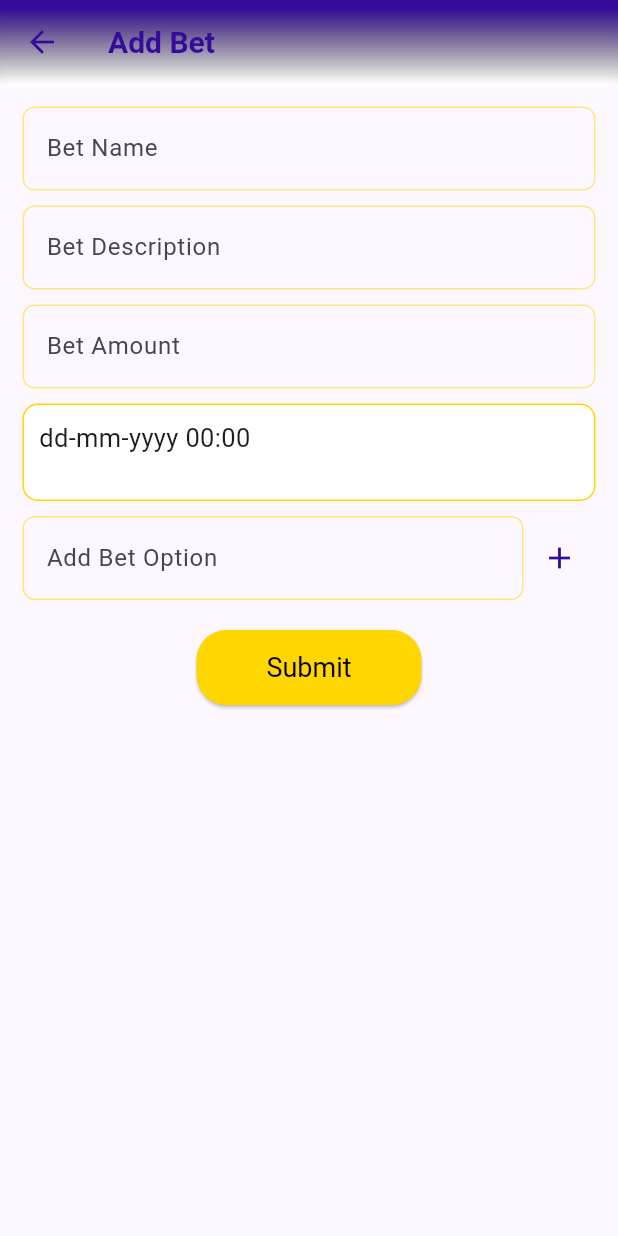
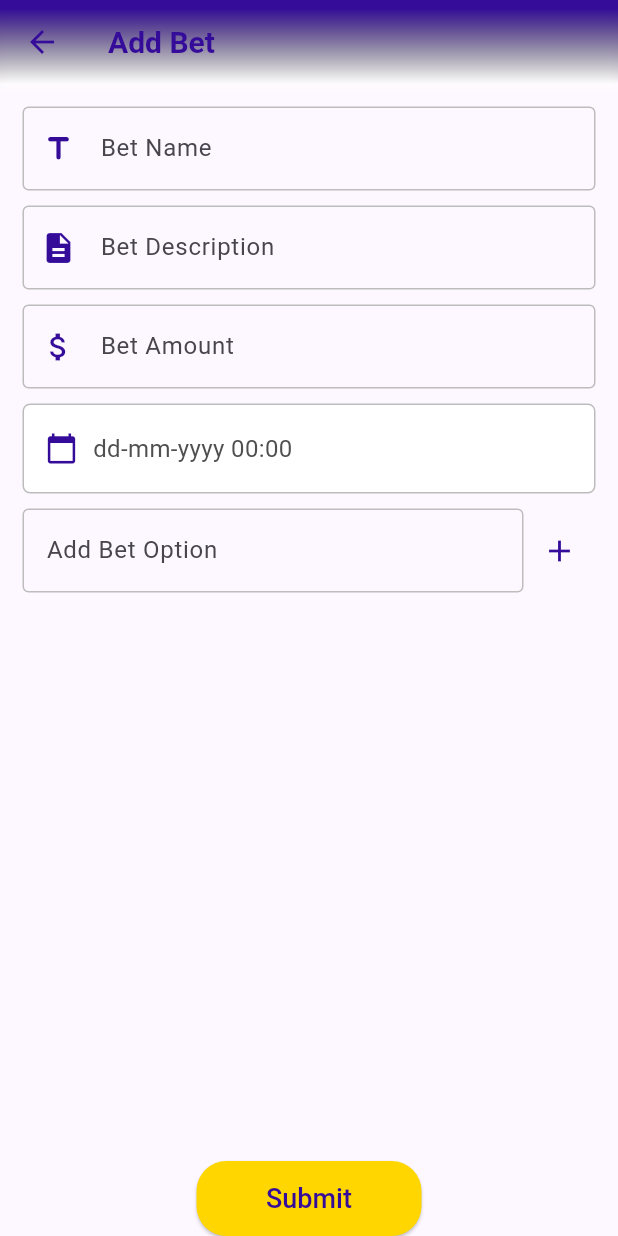
Before and after one commit to aradbm/ibet, a Flutter app: the AddBetScreen screen opened directly, on a phone screen of 412 x 824 dp. Run offline on Flutter 3.47's test engine with Material 3 defaults, Android fonts, the phone set to English and light mode, and no system bars; our stand-ins replace cloud_firestore, firebase_auth, firebase_core, flutter_datetime_picker_plus, google_nav_bar; accounts and stored records are empty.

Commit message:
Update app theme, box shadow, and text controller

```diff
--- a/lib/screens/bets/add_bet.dart
+++ b/lib/screens/bets/add_bet.dart
@@ -29,6 +29,17 @@ class _AddBetScreenState extends State<AddBetScreen> {
     final formKey = GlobalKey<FormState>();
     // here we create the form for a new bet
     return Scaffold(
+      floatingActionButton: CustomSubmitButton(
+        formKey: formKey,
+        isTimePicked: isTimePicked,
+        betOptions: betOptions,
+        user: user,
+        timeController: timeController,
+        betNameController: betNameController,
+        betDescriptionController: betDescriptionController,
+        betAmountController: betAmountController,
+      ),
+      floatingActionButtonLocation: FloatingActionButtonLocation.centerDocked,
       appBar: AppBar(
         title: const Text('Add Bet'),
         flexibleSpace: const GradientSpace(),
@@ -43,21 +54,41 @@ class _AddBetScreenState extends State<AddBetScreen> {
               TextController(
                 betNameController: betNameController,
                 hintText: 'Bet Name',
-                  validatorText: 'Please enter a bet name'),
-              const SizedBox(
-                height: 10,
+                validatorText: 'Please enter a bet name',
+                prefixIcon: Icon(
+                  Icons.title_rounded,
+                  color: Theme.of(context).colorScheme.primary,
                 ),
+              ),
+              const SizedBox(height: 10),
               TextController(
                 betNameController: betDescriptionController,
                 hintText: 'Bet Description',
-                  validatorText: 'Please enter a bet description'),
-              const SizedBox(
-                height: 10,
+                validatorText: 'Please enter a bet description',
+                prefixIcon: Icon(
+                  Icons.description,
+                  color: Theme.of(context).colorScheme.primary,
                 ),
+              ),
+              const SizedBox(height: 10),
               TextFormField(
                 controller: betAmountController,
-                decoration: const InputDecoration(
+                decoration: InputDecoration(
+                  enabledBorder: OutlineInputBorder(
+                    borderSide: BorderSide(
+                      color: Colors.grey[400]!,
+                    ),
+                  ),
+                  focusedBorder: OutlineInputBorder(
+                    borderSide: BorderSide(
+                      color: Theme.of(context).colorScheme.secondary,
+                    ),
+                  ),
                   hintText: 'Bet Amount',
+                  prefixIcon: Icon(
+                    Icons.attach_money,
+                    color: Theme.of(context).colorScheme.primary,
+                  ),
                 ),
                 validator: (value) {
                   if (value == null ||
@@ -69,21 +100,19 @@ class _AddBetScreenState extends State<AddBetScreen> {
                   return null;
                 },
               ),
-              const SizedBox(
-                height: 10,
-              ),
+              const SizedBox(height: 10),
               InkWell(
                 onTap: () {
                   DatePicker.showDateTimePicker(context,
                       showTitleActions: true,
                       minTime: DateTime.now(),
                       maxTime: DateTime.now().add(const Duration(days: 30)),
-                      onChanged: (date) {}, onConfirm: (date) {
+                      onChanged: (date) {},
+                      onCancel: () {}, onConfirm: (date) {
                     timeController.text =
                         date.millisecondsSinceEpoch.toString();
                     isTimePicked = true;
                     setState(() {
-                      //
                       tempController = TextEditingController(
                           text: date.toString().substring(0, 16));
                     });
@@ -93,18 +122,34 @@ class _AddBetScreenState extends State<AddBetScreen> {
                     padding: const EdgeInsets.all(10),
                     decoration: BoxDecoration(
                       color: Colors.white,
-                      borderRadius: BorderRadius.circular(10),
+                      borderRadius: BorderRadius.circular(5),
                       border: Border.all(
-                        color: Theme.of(context).colorScheme.secondary,
+                        color: Colors.grey[400]!,
                       ),
                     ),
                     width: double.infinity,
-                    height: 65,
-                    child: Text(
+                    height: 60,
+                    child: Row(
+                      children: [
+                        const SizedBox(width: 4),
+                        const Icon(
+                          Icons.calendar_today,
+                          size: 22,
+                        ),
+                        const SizedBox(width: 10),
+                        Text(
                           timeController.text.isEmpty
                               ? 'dd-mm-yyyy 00:00'
                               : tempController.text,
-                      style: const TextStyle(fontSize: 17),
+                          style: TextStyle(
+                            fontSize: timeController.text.isEmpty ? 16 : 15,
+                            color: timeController.text.isEmpty
+                                ? const Color.fromARGB(255, 80, 79, 79)
+                                : Colors.black,
+                          ),
+                        ),
+                        const Spacer(),
+                      ],
                     )),
               ),
               // List of bet options
@@ -116,8 +161,27 @@ class _AddBetScreenState extends State<AddBetScreen> {
                   Expanded(
                     child: TextFormField(
                       controller: optionController,
-                      decoration: const InputDecoration(
+                      textInputAction: TextInputAction.done,
+                      onFieldSubmitted: (value) {
+                        if (optionController.text.isNotEmpty) {
+                          setState(() {
+                            betOptions.add(optionController.text);
+                            optionController.clear();
+                          });
+                        }
+                      },
+                      decoration: InputDecoration(
                         hintText: 'Add Bet Option',
+                        enabledBorder: OutlineInputBorder(
+                          borderSide: BorderSide(
+                            color: Colors.grey[400]!,
+                          ),
+                        ),
+                        focusedBorder: OutlineInputBorder(
+                          borderSide: BorderSide(
+                            color: Theme.of(context).colorScheme.secondary,
+                          ),
+                        ),
                       ),
                     ),
                   ),
@@ -134,9 +198,13 @@ class _AddBetScreenState extends State<AddBetScreen> {
                   ),
                 ],
               ),
+              const SizedBox(height: 10),
               for (int i = 0; i < betOptions.length; i++)
                 ListTile(
                   title: Text(betOptions[i]),
+                  // tileColor: Colors.grey[200],
+                  // tile margins 0
+                  contentPadding: const EdgeInsets.only(left: 13),
                   trailing: IconButton(
                     icon: const Icon(Icons.delete),
                     onPressed: () {
@@ -152,7 +220,39 @@ class _AddBetScreenState extends State<AddBetScreen> {
               const SizedBox(
                 height: 10,
               ),
-              ElevatedButton(
+            ],
+          ),
+        ),
+      )),
+    );
+  }
+}
+
+class CustomSubmitButton extends StatelessWidget {
+  const CustomSubmitButton({
+    super.key,
+    required this.formKey,
+    required this.isTimePicked,
+    required this.betOptions,
+    required this.user,
+    required this.timeController,
+    required this.betNameController,
+    required this.betDescriptionController,
+    required this.betAmountController,
+  });
+
+  final GlobalKey<FormState> formKey;
+  final bool isTimePicked;
+  final List<String> betOptions;
+  final User? user;
+  final TextEditingController timeController;
+  final TextEditingController betNameController;
+  final TextEditingController betDescriptionController;
+  final TextEditingController betAmountController;
+
+  @override
+  Widget build(BuildContext context) {
+    return ElevatedButton(
       style: ElevatedButton.styleFrom(
         minimumSize: const Size(150, 50),
         textStyle: const TextStyle(fontSize: 18),
@@ -189,12 +289,13 @@ class _AddBetScreenState extends State<AddBetScreen> {
           );
         }
       },
-                child: const Text('Submit'),
+      child: Text(
+        'Submit',
+        style: TextStyle(
+            color: Theme.of(context).colorScheme.primary,
+            fontSize: 18,
+            fontWeight: FontWeight.w500),
       ),
-            ],
-          ),
-        ),
-      )),
     );
   }
 }
--- a/lib/screens/bets/joined_bets.dart
+++ b/lib/screens/bets/joined_bets.dart
@@ -121,7 +121,7 @@ class _JoinedBetsScreenState extends State<JoinedBetsScreen> {
                       decoration: BoxDecoration(
                         boxShadow: [
                           BoxShadow(
-                            color: Colors.grey.withOpacity(0.3),
+                            color: Colors.grey.withOpacity(0.15),
                             blurRadius: 2,
                           ),
                         ],
--- a/lib/screens/bets/my_bets.dart
+++ b/lib/screens/bets/my_bets.dart
@@ -118,7 +118,7 @@ class _MyBetsScreenState extends State<MyBetsScreen> {
                       decoration: BoxDecoration(
                         boxShadow: [
                           BoxShadow(
-                            color: Colors.grey.withOpacity(0.3),
+                            color: Colors.grey.withOpacity(0.15),
                             blurRadius: 2,
                           ),
                         ],
--- a/lib/screens/components/text_controller.dart
+++ b/lib/screens/components/text_controller.dart
@@ -6,18 +6,31 @@ class TextController extends StatelessWidget {
     required this.betNameController,
     required this.hintText,
     required this.validatorText,
+    required this.prefixIcon,
   });
 
   final TextEditingController betNameController;
   final String hintText;
   final String validatorText;
+  final Widget prefixIcon;
 
   @override
   Widget build(BuildContext context) {
     return TextFormField(
       controller: betNameController,
       decoration: InputDecoration(
+        enabledBorder: OutlineInputBorder(
+          borderSide: BorderSide(
+            color: Colors.grey[400]!,
+          ),
+        ),
+        focusedBorder: OutlineInputBorder(
+          borderSide: BorderSide(
+            color: Theme.of(context).colorScheme.secondary,
+          ),
+        ),
         hintText: hintText,
+        prefixIcon: prefixIcon,
       ),
       validator: (value) {
         if (value == null || value.isEmpty) {
--- a/lib/screens/profile.dart
+++ b/lib/screens/profile.dart
@@ -170,7 +170,8 @@ class _ProfileScreenState extends State<ProfileScreen> {
                             onPressed: () {
                               changeUsername();
                             },
-                            icon: const Icon(Icons.edit, color: Colors.black),
+                            icon: const Icon(Icons.edit,
+                                color: Colors.black, size: 22),
                           ),
                         ],
                       ),
--- a/lib/services/app_theme.dart
+++ b/lib/services/app_theme.dart
@@ -64,8 +64,6 @@ class AppTheme {
           borderSide: const BorderSide(color: secondaryColor),
         ),
       ),
-      // change font family
-      // make all the app bars have the same styling:
     );
   }
 }
```
Lines whose indentation alone changed are shown as unchanged.
